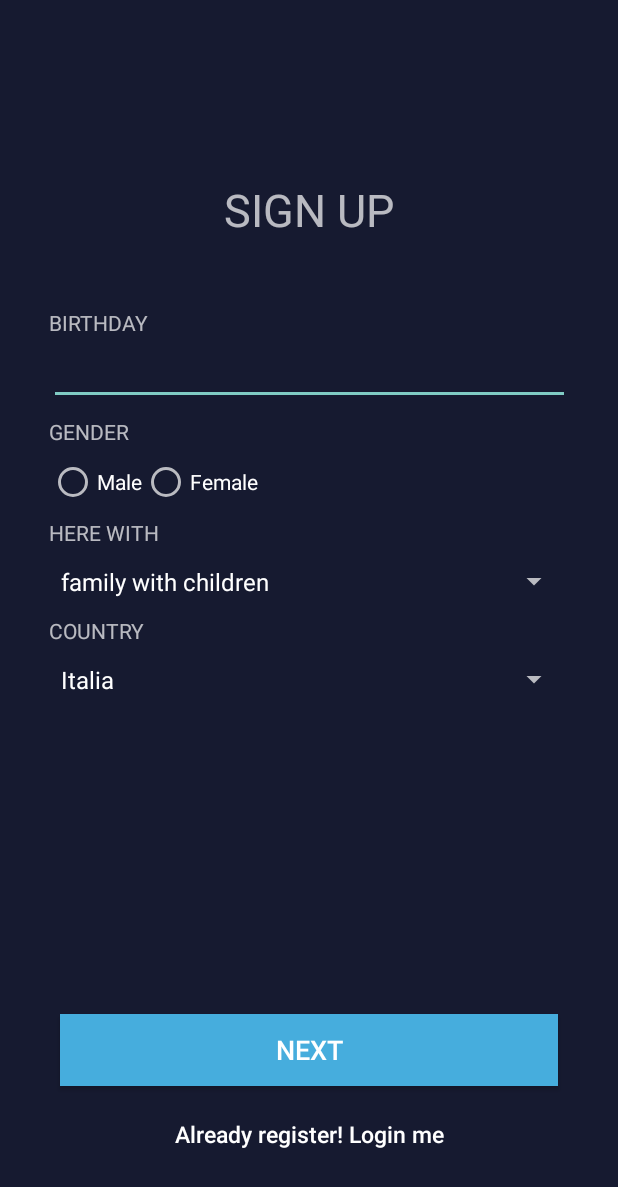
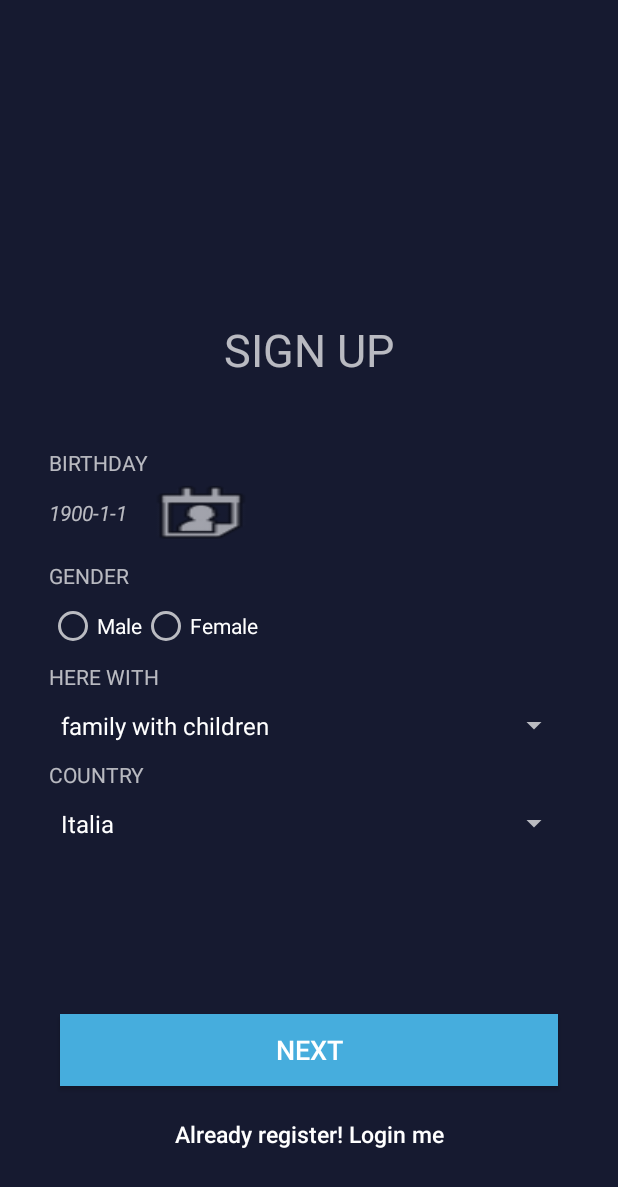
Before and after one commit to Chelsearoseeify/Touchy, an Android app: the Register2Activity screen opened directly, with no data from a screen before it, on a phone screen of 412 x 824 dp. Shown: the top 1187 px of the screen. Run offline under Robolectric (Android 15) with nearby library versions, the phone set to English and light mode, and no system bars; our stand-ins replace Volley; 1 statement that could not run was skipped.

Commit message:
Added datePickerDialog on register2activity

```diff
--- a/app/src/main/AndroidManifest.xml
+++ b/app/src/main/AndroidManifest.xml
@@ -48,7 +48,9 @@
             android:name=".register.Register2Activity"
             android:label="@string/app_name"
             android:launchMode="singleTop"
-            android:windowSoftInputMode="adjustPan" />
+            android:windowSoftInputMode="adjustPan">
+        </activity>
+
         <activity
             android:name=".HomeActivity"
             android:label="@string/app_name"
--- a/app/src/main/java/com/example/selen/touch/register/Register2Activity.java
+++ b/app/src/main/java/com/example/selen/touch/register/Register2Activity.java
@@ -3,17 +3,23 @@ package com.example.selen.touch.register;
  * Created by Administrator on 19/11/2017.
  */
 
+import android.app.DatePickerDialog;
 import android.app.ProgressDialog;
 import android.content.Intent;
 import android.os.Bundle;
+import android.support.v4.widget.NestedScrollView;
+import android.support.v7.app.AlertDialog;
 import android.support.v7.app.AppCompatActivity;
 import android.util.Log;
 import android.view.View;
 import android.widget.ArrayAdapter;
 import android.widget.Button;
+import android.widget.DatePicker;
 import android.widget.EditText;
+import android.widget.ImageButton;
 import android.widget.RadioButton;
 import android.widget.Spinner;
+import android.widget.TextView;
 import android.widget.Toast;
 
 import com.android.volley.Request;
@@ -31,6 +37,8 @@ import com.example.selen.touch.helper.SessionManager;
 import org.json.JSONException;
 import org.json.JSONObject;
 
+import java.text.DateFormat;
+import java.util.Calendar;
 import java.util.HashMap;
 import java.util.Map;
 
@@ -39,16 +47,21 @@ public class Register2Activity extends AppCompatActivity {
     private static final String TAG = Register2Activity.class.getSimpleName();
     private Button btnNext;
     private Button btnLinkToLogin;
+    private Button btnCalendar;
     private String gender;
     //private String situation;
     //private String country;
     private Spinner countrySpinner;
     private Spinner situationSpinner;
     private String uid;
-    private EditText inputBirthday;
+    private TextView inputBirthday;
     private ProgressDialog pDialog;
     private SessionManager session;
     private SQLiteUserHandler db;
+    Calendar calendar;
+    int year, month, day;
+    String monthConverted;
+    String dayConverted;
 
 
     @Override
@@ -56,13 +69,13 @@ public class Register2Activity extends AppCompatActivity {
         super.onCreate(savedInstanceState);
         setContentView(R.layout.activity_register_2);
 
-        inputBirthday = (EditText) findViewById(R.id.idBirthday);
+        inputBirthday = (TextView) findViewById(R.id.idBirthday);
+        btnCalendar = (Button) findViewById(R.id.imageButtonCalendar);
         btnNext = (Button) findViewById(R.id.RegisterButton);
         btnLinkToLogin = (Button) findViewById(R.id.btnLinkToLoginScreen);
         situationSpinner = (Spinner) findViewById(R.id.idSituationSpinner);
         countrySpinner = (Spinner) findViewById(R.id.idCountrySpinner);
         uid = getIntent().getExtras().getString("uid");
-
 
         // Progress dialog
         pDialog = new ProgressDialog(this);
@@ -82,6 +95,40 @@ public class Register2Activity extends AppCompatActivity {
             startActivity(intent);
             finish();
         }
+
+        calendar = Calendar.getInstance();
+
+        day = 01;
+        month = 01;
+        year = 1900;
+
+        inputBirthday.setText(year + "-" + month +"-" + day);
+
+        inputBirthday.setOnClickListener(new View.OnClickListener(){
+            @Override
+            public void onClick(View v) {
+
+                DatePickerDialog datePickerDialog = new DatePickerDialog(Register2Activity.this, new DatePickerDialog.OnDateSetListener() {
+                    @Override
+                    public void onDateSet(DatePicker view, int year, int month, int dayOfMonth) {
+                        month = month+1;
+                        if(month>0&&month<=9)
+                            monthConverted = "0" + month;
+                        else
+                            monthConverted = Integer.toString(month);
+                        if(dayOfMonth>0&&dayOfMonth<=9)
+                            dayConverted = "0" + dayOfMonth;
+                        else
+                            dayConverted = Integer.toString(dayOfMonth);
+
+                        inputBirthday.setText(year + "-" + monthConverted +"-" + dayConverted);
+                    }
+                }, year, month, day);
+                datePickerDialog.show();
+            }
+        });
+
+
 
         // Register Button Click event
         btnNext.setOnClickListener(new View.OnClickListener() {
@@ -128,7 +175,7 @@ public class Register2Activity extends AppCompatActivity {
     /**
      * Function to store user in MySQL database will post params(tag, name,
      * email, password) to register url
-     * */
+     */
     private void registerUser(final String uid, final String birthday, final String gender,
                               final String situation, final String country) {
         // Tag used to cancel the request
@@ -149,7 +196,7 @@ public class Register2Activity extends AppCompatActivity {
                     JSONObject jObj = new JSONObject(response);
                     boolean error = jObj.getBoolean("error");
                     if (!error) {
-                       Toast.makeText(getApplicationContext(), "Check your mail to confirm registration", Toast.LENGTH_LONG).show();
+                        Toast.makeText(getApplicationContext(), "Check your mail to confirm registration", Toast.LENGTH_LONG).show();
 
                         // Launch login activity
                         Intent intent = new Intent(
@@ -215,16 +262,17 @@ public class Register2Activity extends AppCompatActivity {
         boolean checked = ((RadioButton) view).isChecked();
 
         // Check which radio button was clicked
-        switch(view.getId()) {
+        switch (view.getId()) {
             case R.id.idMale:
-                if (checked){
+                if (checked) {
                     gender = "M";
-                    break;}
+                    break;
+                }
             case R.id.idFemale:
-                if (checked){
+                if (checked) {
                     gender = "F";
-                    break;}
+                    break;
+                }
         }
     }
-
 }
--- a/app/src/main/res/layout/activity_register_2.xml
+++ b/app/src/main/res/layout/activity_register_2.xml
@@ -30,7 +30,7 @@ tools:context="com.example.selen.touch.register.Register2Activity">
         android:id="@+id/idLinearLayout"
         android:layout_width="347dp"
         android:layout_height="wrap_content"
-        android:layout_marginBottom="208dp"
+        android:layout_marginBottom="112dp"
         android:layout_marginEnd="40dp"
         android:layout_marginStart="40dp"
         android:gravity="center"
@@ -46,12 +46,32 @@ tools:context="com.example.selen.touch.register.Register2Activity">
             android:layout_marginTop="8dp"
             android:text="BIRTHDAY" />
 
-        <EditText
-            android:id="@+id/idBirthday"
-            android:layout_width="match_parent"
+        <LinearLayout
+            android:layout_width="wrap_content"
             android:layout_height="wrap_content"
-            android:ems="10"
-            android:inputType="date" />
+            android:orientation="horizontal"
+            android:layout_gravity="start">
+
+            <TextView
+                android:id="@+id/idBirthday"
+                android:layout_width="wrap_content"
+                android:layout_height="match_parent"
+                android:layout_gravity="start"
+                android:gravity="center_vertical"
+                android:text="1900-01-01"
+                android:layout_marginEnd="5dp"
+                android:textStyle="italic" />
+
+            <Button
+                android:id="@+id/imageButtonCalendar"
+                style="@style/Widget.AppCompat.ImageButton"
+                android:layout_width="wrap_content"
+                android:layout_height="wrap_content"
+                android:background="@android:drawable/ic_menu_my_calendar" />
+
+        </LinearLayout>
+
+
 
         <TextView
             android:id="@+id/textView6"
@@ -121,7 +141,7 @@ tools:context="com.example.selen.touch.register.Register2Activity">
             android:layout_height="30dp"
             android:layout_marginTop="8dp" />
 
-         </LinearLayout>
+    </LinearLayout>
 
 
 
```
